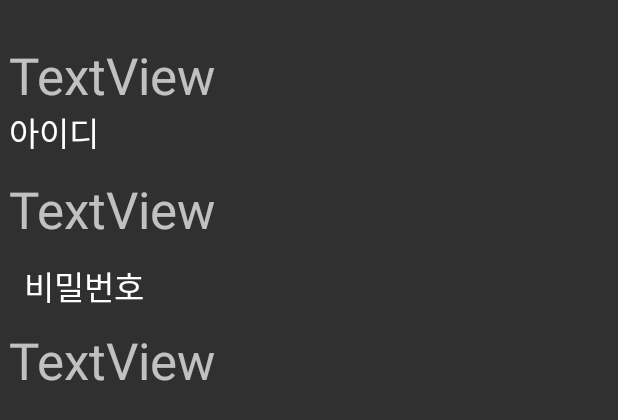
After one commit to pknu-wap/BobGO, an Android app: the layout activity_login_on.xml on its own in the app's theme, with its tools: preview values and no code run, on a phone screen of 412 x 824 dp. The commit adds this screen. Shown: the top 420 px of the screen. Run offline under Robolectric (Android 15) with nearby library versions, the phone set to English and light mode, and no system bars; network calls fail.

Commit message:
로그인 기능 추가
LoginRequest.java => 로 그인 기능 처리

```diff
--- a/app/src/main/java/com/example/myapplication/MainActivity.java
+++ b/app/src/main/java/com/example/myapplication/MainActivity.java
@@ -7,7 +7,7 @@ import android.os.Bundle;
 import android.view.View;
 import android.widget.Button;
 import android.widget.Toast;
-
+//activity main 메인화면
 public class MainActivity extends AppCompatActivity {
 
     private Button btn_touch;
--- /dev/null
+++ b/app/src/main/res/layout/activity_login_on.xml
@@ -0,0 +1,66 @@
+<?xml version="1.0" encoding="utf-8"?>
+<android.support.constraint.ConstraintLayout xmlns:android="http://schemas.android.com/apk/res/android"
+    xmlns:app="http://schemas.android.com/apk/res-auto"
+    xmlns:tools="http://schemas.android.com/tools"
+    android:layout_width="match_parent"
+    android:layout_height="match_parent"
+    tools:context=".loginOn">
+
+    <TextView
+        android:id="@+id/welcomeMessage"
+        android:layout_width="wrap_content"
+        android:layout_height="wrap_content"
+        android:layout_marginStart="6dp"
+        android:layout_marginLeft="6dp"
+        android:layout_marginTop="27dp"
+        android:text="TextView"
+        android:textAppearance="@style/TextAppearance.AppCompat.Display1"
+        app:layout_constraintStart_toStartOf="parent"
+        app:layout_constraintTop_toTopOf="parent" />
+
+    <TextView
+        android:id="@+id/textView2"
+        android:layout_width="wrap_content"
+        android:layout_height="wrap_content"
+        android:layout_marginTop="44dp"
+        android:text="아이디"
+        android:textAppearance="@style/TextAppearance.AppCompat.Large"
+        app:layout_constraintStart_toStartOf="@+id/welcomeMessage"
+        app:layout_constraintTop_toTopOf="@+id/welcomeMessage" />
+
+    <TextView
+        android:id="@+id/idText"
+        android:layout_width="wrap_content"
+        android:layout_height="wrap_content"
+        android:layout_marginStart="6dp"
+        android:layout_marginLeft="6dp"
+        android:layout_marginTop="12dp"
+        android:text="TextView"
+        android:textAppearance="@style/TextAppearance.AppCompat.Display1"
+        app:layout_constraintStart_toStartOf="parent"
+        app:layout_constraintTop_toBottomOf="@+id/textView2" />
+
+    <TextView
+        android:id="@+id/textView4"
+        android:layout_width="wrap_content"
+        android:layout_height="wrap_content"
+        android:layout_marginStart="16dp"
+        android:layout_marginLeft="16dp"
+        android:layout_marginBottom="10dp"
+        android:text="비밀번호"
+        android:textAppearance="@style/TextAppearance.AppCompat.Large"
+        app:layout_constraintBottom_toTopOf="@+id/passwordText"
+        app:layout_constraintStart_toStartOf="parent" />
+
+    <TextView
+        android:id="@+id/passwordText"
+        android:layout_width="wrap_content"
+        android:layout_height="wrap_content"
+        android:layout_marginStart="6dp"
+        android:layout_marginLeft="6dp"
+        android:layout_marginTop="55dp"
+        android:text="TextView"
+        android:textAppearance="@style/TextAppearance.AppCompat.Display1"
+        app:layout_constraintStart_toStartOf="parent"
+        app:layout_constraintTop_toBottomOf="@+id/idText" />
+</android.support.constraint.ConstraintLayout>
```
Also changed, not shown: app/src/main/java/com/example/myapplication/JoinActivity.java (+8 -4 lines), app/src/main/java/com/example/myapplication/LoginActivity.java (+50 -15 lines), app/src/main/java/com/example/myapplication/LoginRequest.java (added, +26 -0 lines), app/src/main/java/com/example/myapplication/loginOn.java (+14 -4 lines).
